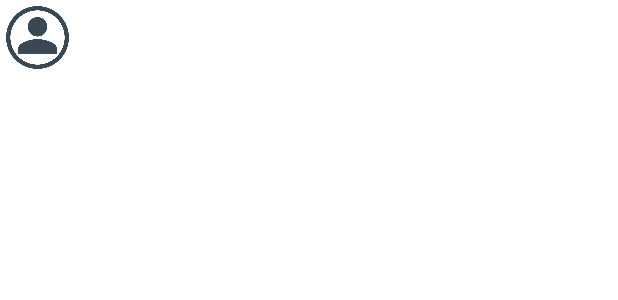
After one commit to Tohsakie/IslaFun, an Android app: the layout user_row.xml on its own in the app's theme, with its tools: preview values and no code run, on a phone screen of 412 x 824 dp. The commit adds this screen. Shown: the top 300 px of the screen. Run offline under Robolectric (Android 15) with nearby library versions, the phone set to English and light mode, and no system bars.

Commit message:
UserAdapter

```diff
--- a/fontanaThacquarG/app/src/main/java/com/example/fontanathacquarg/AddUserActivity.java
+++ b/fontanaThacquarG/app/src/main/java/com/example/fontanathacquarg/AddUserActivity.java
@@ -20,8 +20,8 @@ public class AddUserActivity extends AppCompatActivity {
     @Override
     protected void onCreate(Bundle savedInstanceState) {
         super.onCreate(savedInstanceState);
+        setContentView(R.layout.activity_add_user);
         mdb = DatabaseClient.getInstance(getApplicationContext());
-        setContentView(R.layout.activity_add_user);
 
         Button button = findViewById(R.id.valider);
         button.setOnClickListener(new View.OnClickListener() {
--- a/fontanaThacquarG/app/src/main/java/com/example/fontanathacquarg/MainActivity.java
+++ b/fontanaThacquarG/app/src/main/java/com/example/fontanathacquarg/MainActivity.java
@@ -23,7 +23,7 @@ public class MainActivity extends AppCompatActivity {
         ListView listView = findViewById(R.id.mainListView);
         adapter = new UserAdapter(this, new ArrayList<User>());
         listView.setAdapter(adapter);
-        mdb = DatabaseClient.getInstance(getApplicationContext());;
+        mdb = DatabaseClient.getInstance(getApplicationContext());
 
     }
 
--- a/fontanaThacquarG/app/src/main/java/com/example/fontanathacquarg/UserDAO.java
+++ b/fontanaThacquarG/app/src/main/java/com/example/fontanathacquarg/UserDAO.java
@@ -15,4 +15,6 @@ public interface UserDAO {
     @Insert
     void insert(User user);
 
+    @Query("SELECT id, nom, prenom FROM user WHERE id = :userId LIMIT 1")
+    public User findUserById(int userId);
 }
--- /dev/null
+++ b/fontanaThacquarG/app/src/main/res/layout/user_row.xml
@@ -0,0 +1,20 @@
+<?xml version="1.0" encoding="utf-8"?>
+<LinearLayout xmlns:android="http://schemas.android.com/apk/res/android"
+    android:layout_width="match_parent"
+    android:layout_height="match_parent">
+
+    <ImageView
+        android:layout_width="wrap_content"
+        android:layout_height="wrap_content"
+        android:adjustViewBounds="true"
+        android:maxHeight="50dp"
+        android:scaleType="fitCenter"
+        android:src="@drawable/user"
+        android:onClick="onAno"/>
+    <TextView
+        android:id="@+id/nomPrenom"
+        android:layout_width="wrap_content"
+        android:layout_height="wrap_content"
+        android:text=""
+        android:gravity="center"/>
+</LinearLayout>
```
Also changed, not shown: fontanaThacquarG/app/src/main/java/com/example/fontanathacquarg/UserAdapter.java (+57 -3 lines).
